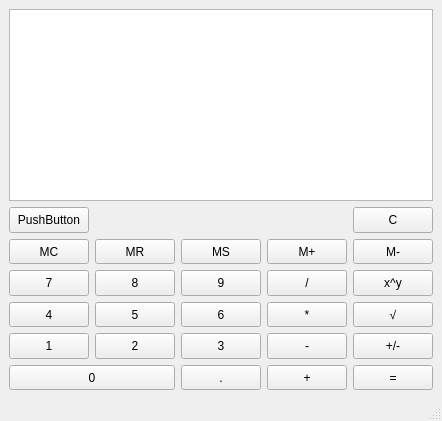
This is calc2.ui in graphenborn/QtCalculator as Qt 5 draws it before an edit. The edited form follows.
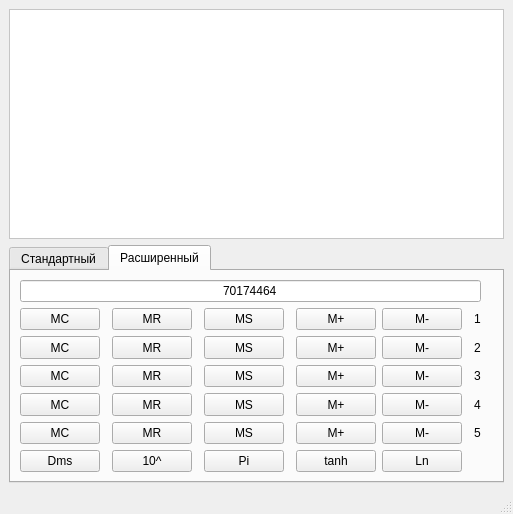
This is the edited form.

```diff
--- a/calc2.ui
+++ b/calc2.ui
@@ -6,358 +6,757 @@
    <rect>
     <x>0</x>
     <y>0</y>
-    <width>417</width>
-    <height>421</height>
+    <width>489</width>
+    <height>514</height>
    </rect>
   </property>
   <property name="windowTitle">
    <string>Калькулятор</string>
   </property>
   <widget class="QWidget" name="centralwidget">
-   <layout class="QGridLayout" name="gridLayout">
-    <item row="4" column="2">
-     <widget class="QPushButton" name="sixButton">
-      <property name="sizePolicy">
-       <sizepolicy hsizetype="Minimum" vsizetype="Expanding">
-        <horstretch>0</horstretch>
-        <verstretch>0</verstretch>
-       </sizepolicy>
+   <layout class="QVBoxLayout" name="verticalLayout">
+    <item>
+     <widget class="QScrollArea" name="scrollArea">
+      <property name="autoFillBackground">
+       <bool>true</bool>
       </property>
-      <property name="text">
-       <string>6</string>
+      <property name="styleSheet">
+       <string notr="true">background-color: rgb(255, 255, 255);</string>
       </property>
-     </widget>
-    </item>
-    <item row="5" column="0">
-     <widget class="QPushButton" name="oneButton">
-      <property name="sizePolicy">
-       <sizepolicy hsizetype="Minimum" vsizetype="Expanding">
-        <horstretch>0</horstretch>
-        <verstretch>0</verstretch>
-       </sizepolicy>
+      <property name="widgetResizable">
+       <bool>true</bool>
       </property>
-      <property name="text">
-       <string>1</string>
-      </property>
+      <widget class="QWidget" name="scrollAreaWidgetContents_2">
+       <property name="geometry">
+        <rect>
+         <x>0</x>
+         <y>0</y>
+         <width>469</width>
+         <height>195</height>
+        </rect>
+       </property>
+       <layout class="QGridLayout" name="gridLayout_3">
+        <item row="0" column="0">
+         <widget class="QLabel" name="label">
+          <property name="minimumSize">
+           <size>
+            <width>0</width>
+            <height>0</height>
+           </size>
+          </property>
+          <property name="font">
+           <font>
+            <bold>true</bold>
+           </font>
+          </property>
+          <property name="layoutDirection">
+           <enum>Qt::LeftToRight</enum>
+          </property>
+          <property name="autoFillBackground">
+           <bool>false</bool>
+          </property>
+          <property name="styleSheet">
+           <string notr="true">background-color: rgb(255, 255, 255);</string>
+          </property>
+          <property name="text">
+           <string/>
+          </property>
+          <property name="alignment">
+           <set>Qt::AlignBottom|Qt::AlignRight|Qt::AlignTrailing</set>
+          </property>
+         </widget>
+        </item>
+       </layout>
+      </widget>
      </widget>
     </item>
-    <item row="5" column="3">
-     <widget class="QPushButton" name="minusButton">
-      <property name="sizePolicy">
-       <sizepolicy hsizetype="Minimum" vsizetype="Expanding">
-        <horstretch>0</horstretch>
-        <verstretch>0</verstretch>
-       </sizepolicy>
+    <item>
+     <widget class="QTabWidget" name="tabWidget">
+      <property name="currentIndex">
+       <number>1</number>
       </property>
-      <property name="text">
-       <string>-</string>
-      </property>
-     </widget>
-    </item>
-    <item row="4" column="3">
-     <widget class="QPushButton" name="multipleButton">
-      <property name="sizePolicy">
-       <sizepolicy hsizetype="Minimum" vsizetype="Expanding">
-        <horstretch>0</horstretch>
-        <verstretch>0</verstretch>
-       </sizepolicy>
-      </property>
-      <property name="text">
-       <string>*</string>
-      </property>
-     </widget>
-    </item>
-    <item row="6" column="4">
-     <widget class="QPushButton" name="equalsButton">
-      <property name="sizePolicy">
-       <sizepolicy hsizetype="Minimum" vsizetype="Expanding">
-        <horstretch>0</horstretch>
-        <verstretch>0</verstretch>
-       </sizepolicy>
-      </property>
-      <property name="text">
-       <string>=</string>
-      </property>
-     </widget>
-    </item>
-    <item row="3" column="4">
-     <widget class="QPushButton" name="raiseButton">
-      <property name="sizePolicy">
-       <sizepolicy hsizetype="Minimum" vsizetype="Expanding">
-        <horstretch>0</horstretch>
-        <verstretch>0</verstretch>
-       </sizepolicy>
-      </property>
-      <property name="text">
-       <string>x^y</string>
-      </property>
-     </widget>
-    </item>
-    <item row="1" column="4">
-     <widget class="QPushButton" name="cButton">
-      <property name="sizePolicy">
-       <sizepolicy hsizetype="Minimum" vsizetype="Expanding">
-        <horstretch>0</horstretch>
-        <verstretch>0</verstretch>
-       </sizepolicy>
-      </property>
-      <property name="text">
-       <string>C</string>
-      </property>
-     </widget>
-    </item>
-    <item row="5" column="2">
-     <widget class="QPushButton" name="threeButton">
-      <property name="sizePolicy">
-       <sizepolicy hsizetype="Minimum" vsizetype="Expanding">
-        <horstretch>0</horstretch>
-        <verstretch>0</verstretch>
-       </sizepolicy>
-      </property>
-      <property name="text">
-       <string>3</string>
-      </property>
-     </widget>
-    </item>
-    <item row="2" column="3">
-     <widget class="QPushButton" name="MPlustButton">
-      <property name="sizePolicy">
-       <sizepolicy hsizetype="Minimum" vsizetype="Expanding">
-        <horstretch>0</horstretch>
-        <verstretch>0</verstretch>
-       </sizepolicy>
-      </property>
-      <property name="text">
-       <string>M+</string>
-      </property>
-     </widget>
-    </item>
-    <item row="6" column="0" colspan="2">
-     <widget class="QPushButton" name="zeroButton">
-      <property name="sizePolicy">
-       <sizepolicy hsizetype="Minimum" vsizetype="Expanding">
-        <horstretch>0</horstretch>
-        <verstretch>0</verstretch>
-       </sizepolicy>
-      </property>
-      <property name="text">
-       <string>0</string>
-      </property>
-     </widget>
-    </item>
-    <item row="2" column="2">
-     <widget class="QPushButton" name="MSButton">
-      <property name="sizePolicy">
-       <sizepolicy hsizetype="Minimum" vsizetype="Expanding">
-        <horstretch>0</horstretch>
-        <verstretch>0</verstretch>
-       </sizepolicy>
-      </property>
-      <property name="text">
-       <string>MS</string>
-      </property>
-     </widget>
-    </item>
-    <item row="5" column="4">
-     <widget class="QPushButton" name="negativeButton">
-      <property name="sizePolicy">
-       <sizepolicy hsizetype="Minimum" vsizetype="Expanding">
-        <horstretch>0</horstretch>
-        <verstretch>0</verstretch>
-       </sizepolicy>
-      </property>
-      <property name="text">
-       <string>+/-</string>
-      </property>
-     </widget>
-    </item>
-    <item row="6" column="3">
-     <widget class="QPushButton" name="plusButton">
-      <property name="sizePolicy">
-       <sizepolicy hsizetype="Minimum" vsizetype="Expanding">
-        <horstretch>0</horstretch>
-        <verstretch>0</verstretch>
-       </sizepolicy>
-      </property>
-      <property name="text">
-       <string>+</string>
-      </property>
-     </widget>
-    </item>
-    <item row="4" column="1">
-     <widget class="QPushButton" name="fiveButton">
-      <property name="sizePolicy">
-       <sizepolicy hsizetype="Minimum" vsizetype="Expanding">
-        <horstretch>0</horstretch>
-        <verstretch>0</verstretch>
-       </sizepolicy>
-      </property>
-      <property name="text">
-       <string>5</string>
-      </property>
-     </widget>
-    </item>
-    <item row="5" column="1">
-     <widget class="QPushButton" name="twoButton">
-      <property name="sizePolicy">
-       <sizepolicy hsizetype="Minimum" vsizetype="Expanding">
-        <horstretch>0</horstretch>
-        <verstretch>0</verstretch>
-       </sizepolicy>
-      </property>
-      <property name="text">
-       <string>2</string>
-      </property>
-     </widget>
-    </item>
-    <item row="6" column="2">
-     <widget class="QPushButton" name="dotButton">
-      <property name="sizePolicy">
-       <sizepolicy hsizetype="Minimum" vsizetype="Expanding">
-        <horstretch>0</horstretch>
-        <verstretch>0</verstretch>
-       </sizepolicy>
-      </property>
-      <property name="text">
-       <string>.</string>
-      </property>
-     </widget>
-    </item>
-    <item row="1" column="0">
-     <widget class="QPushButton" name="menuButton">
-      <property name="sizePolicy">
-       <sizepolicy hsizetype="Minimum" vsizetype="Expanding">
-        <horstretch>0</horstretch>
-        <verstretch>0</verstretch>
-       </sizepolicy>
-      </property>
-      <property name="text">
-       <string>PushButton</string>
-      </property>
-     </widget>
-    </item>
-    <item row="3" column="0">
-     <widget class="QPushButton" name="sevenButton">
-      <property name="sizePolicy">
-       <sizepolicy hsizetype="Minimum" vsizetype="Expanding">
-        <horstretch>0</horstretch>
-        <verstretch>0</verstretch>
-       </sizepolicy>
-      </property>
-      <property name="text">
-       <string>7</string>
-      </property>
-     </widget>
-    </item>
-    <item row="2" column="1">
-     <widget class="QPushButton" name="MRButton">
-      <property name="sizePolicy">
-       <sizepolicy hsizetype="Minimum" vsizetype="Expanding">
-        <horstretch>0</horstretch>
-        <verstretch>0</verstretch>
-       </sizepolicy>
-      </property>
-      <property name="text">
-       <string>MR</string>
-      </property>
-     </widget>
-    </item>
-    <item row="3" column="3">
-     <widget class="QPushButton" name="divisionButton">
-      <property name="sizePolicy">
-       <sizepolicy hsizetype="Minimum" vsizetype="Expanding">
-        <horstretch>0</horstretch>
-        <verstretch>0</verstretch>
-       </sizepolicy>
-      </property>
-      <property name="text">
-       <string>/</string>
-      </property>
-     </widget>
-    </item>
-    <item row="3" column="1">
-     <widget class="QPushButton" name="eightButton">
-      <property name="sizePolicy">
-       <sizepolicy hsizetype="Minimum" vsizetype="Expanding">
-        <horstretch>0</horstretch>
-        <verstretch>0</verstretch>
-       </sizepolicy>
-      </property>
-      <property name="text">
-       <string>8</string>
-      </property>
-     </widget>
-    </item>
-    <item row="2" column="4">
-     <widget class="QPushButton" name="MMinusButton">
-      <property name="sizePolicy">
-       <sizepolicy hsizetype="Minimum" vsizetype="Expanding">
-        <horstretch>0</horstretch>
-        <verstretch>0</verstretch>
-       </sizepolicy>
-      </property>
-      <property name="text">
-       <string>M-</string>
-      </property>
-     </widget>
-    </item>
-    <item row="4" column="4">
-     <widget class="QPushButton" name="sqrtButton">
-      <property name="sizePolicy">
-       <sizepolicy hsizetype="Minimum" vsizetype="Expanding">
-        <horstretch>0</horstretch>
-        <verstretch>0</verstretch>
-       </sizepolicy>
-      </property>
-      <property name="text">
-       <string>√</string>
-      </property>
-     </widget>
-    </item>
-    <item row="3" column="2">
-     <widget class="QPushButton" name="nineButton">
-      <property name="sizePolicy">
-       <sizepolicy hsizetype="Minimum" vsizetype="Expanding">
-        <horstretch>0</horstretch>
-        <verstretch>0</verstretch>
-       </sizepolicy>
-      </property>
-      <property name="text">
-       <string>9</string>
-      </property>
-     </widget>
-    </item>
-    <item row="4" column="0">
-     <widget class="QPushButton" name="fourButton">
-      <property name="sizePolicy">
-       <sizepolicy hsizetype="Minimum" vsizetype="Expanding">
-        <horstretch>0</horstretch>
-        <verstretch>0</verstretch>
-       </sizepolicy>
-      </property>
-      <property name="text">
-       <string>4</string>
-      </property>
-     </widget>
-    </item>
-    <item row="2" column="0">
-     <widget class="QPushButton" name="MCButton">
-      <property name="sizePolicy">
-       <sizepolicy hsizetype="Minimum" vsizetype="Expanding">
-        <horstretch>0</horstretch>
-        <verstretch>0</verstretch>
-       </sizepolicy>
-      </property>
-      <property name="text">
-       <string>MC</string>
-      </property>
-     </widget>
-    </item>
-    <item row="0" column="0" colspan="5">
-     <widget class="QTextEdit" name="textEdit">
-      <property name="readOnly">
-       <bool>true</bool>
-      </property>
+      <widget class="QWidget" name="tab">
+       <attribute name="title">
+        <string>Стандартный</string>
+       </attribute>
+       <layout class="QGridLayout" name="gridLayout_2">
+        <item row="2" column="0">
+         <widget class="QPushButton" name="fourButton">
+          <property name="sizePolicy">
+           <sizepolicy hsizetype="Expanding" vsizetype="Expanding">
+            <horstretch>0</horstretch>
+            <verstretch>0</verstretch>
+           </sizepolicy>
+          </property>
+          <property name="text">
+           <string>4</string>
+          </property>
+         </widget>
+        </item>
+        <item row="1" column="1">
+         <widget class="QPushButton" name="eightButton">
+          <property name="sizePolicy">
+           <sizepolicy hsizetype="Expanding" vsizetype="Expanding">
+            <horstretch>0</horstretch>
+            <verstretch>0</verstretch>
+           </sizepolicy>
+          </property>
+          <property name="text">
+           <string>8</string>
+          </property>
+         </widget>
+        </item>
+        <item row="3" column="1">
+         <widget class="QPushButton" name="twoButton">
+          <property name="sizePolicy">
+           <sizepolicy hsizetype="Expanding" vsizetype="Expanding">
+            <horstretch>0</horstretch>
+            <verstretch>0</verstretch>
+           </sizepolicy>
+          </property>
+          <property name="text">
+           <string>2</string>
+          </property>
+         </widget>
+        </item>
+        <item row="1" column="2">
+         <widget class="QPushButton" name="nineButton">
+          <property name="sizePolicy">
+           <sizepolicy hsizetype="Expanding" vsizetype="Expanding">
+            <horstretch>0</horstretch>
+            <verstretch>0</verstretch>
+           </sizepolicy>
+          </property>
+          <property name="text">
+           <string>9</string>
+          </property>
+         </widget>
+        </item>
+        <item row="2" column="2">
+         <widget class="QPushButton" name="sixButton">
+          <property name="sizePolicy">
+           <sizepolicy hsizetype="Expanding" vsizetype="Expanding">
+            <horstretch>0</horstretch>
+            <verstretch>0</verstretch>
+           </sizepolicy>
+          </property>
+          <property name="text">
+           <string>6</string>
+          </property>
+         </widget>
+        </item>
+        <item row="0" column="4">
+         <widget class="QPushButton" name="cButton">
+          <property name="sizePolicy">
+           <sizepolicy hsizetype="Expanding" vsizetype="Expanding">
+            <horstretch>0</horstretch>
+            <verstretch>0</verstretch>
+           </sizepolicy>
+          </property>
+          <property name="text">
+           <string>C</string>
+          </property>
+         </widget>
+        </item>
+        <item row="2" column="1">
+         <widget class="QPushButton" name="fiveButton">
+          <property name="sizePolicy">
+           <sizepolicy hsizetype="Expanding" vsizetype="Expanding">
+            <horstretch>0</horstretch>
+            <verstretch>0</verstretch>
+           </sizepolicy>
+          </property>
+          <property name="text">
+           <string>5</string>
+          </property>
+         </widget>
+        </item>
+        <item row="1" column="0">
+         <widget class="QPushButton" name="sevenButton">
+          <property name="sizePolicy">
+           <sizepolicy hsizetype="Expanding" vsizetype="Expanding">
+            <horstretch>0</horstretch>
+            <verstretch>0</verstretch>
+           </sizepolicy>
+          </property>
+          <property name="text">
+           <string>7</string>
+          </property>
+         </widget>
+        </item>
+        <item row="3" column="0">
+         <widget class="QPushButton" name="oneButton">
+          <property name="sizePolicy">
+           <sizepolicy hsizetype="Expanding" vsizetype="Expanding">
+            <horstretch>0</horstretch>
+            <verstretch>0</verstretch>
+           </sizepolicy>
+          </property>
+          <property name="text">
+           <string>1</string>
+          </property>
+         </widget>
+        </item>
+        <item row="3" column="3">
+         <widget class="QPushButton" name="minusButton">
+          <property name="sizePolicy">
+           <sizepolicy hsizetype="Expanding" vsizetype="Expanding">
+            <horstretch>0</horstretch>
+            <verstretch>0</verstretch>
+           </sizepolicy>
+          </property>
+          <property name="text">
+           <string>-</string>
+          </property>
+         </widget>
+        </item>
+        <item row="4" column="2">
+         <widget class="QPushButton" name="dotButton">
+          <property name="sizePolicy">
+           <sizepolicy hsizetype="Expanding" vsizetype="Expanding">
+            <horstretch>0</horstretch>
+            <verstretch>0</verstretch>
+           </sizepolicy>
+          </property>
+          <property name="text">
+           <string>.</string>
+          </property>
+         </widget>
+        </item>
+        <item row="4" column="0" colspan="2">
+         <widget class="QPushButton" name="zeroButton">
+          <property name="sizePolicy">
+           <sizepolicy hsizetype="Expanding" vsizetype="Expanding">
+            <horstretch>0</horstretch>
+            <verstretch>0</verstretch>
+           </sizepolicy>
+          </property>
+          <property name="text">
+           <string>0</string>
+          </property>
+         </widget>
+        </item>
+        <item row="3" column="2">
+         <widget class="QPushButton" name="threeButton">
+          <property name="sizePolicy">
+           <sizepolicy hsizetype="Expanding" vsizetype="Expanding">
+            <horstretch>0</horstretch>
+            <verstretch>0</verstretch>
+           </sizepolicy>
+          </property>
+          <property name="text">
+           <string>3</string>
+          </property>
+         </widget>
+        </item>
+        <item row="4" column="4">
+         <widget class="QPushButton" name="equalsButton">
+          <property name="sizePolicy">
+           <sizepolicy hsizetype="Expanding" vsizetype="Expanding">
+            <horstretch>0</horstretch>
+            <verstretch>0</verstretch>
+           </sizepolicy>
+          </property>
+          <property name="text">
+           <string>=</string>
+          </property>
+         </widget>
+        </item>
+        <item row="2" column="3">
+         <widget class="QPushButton" name="multipleButton">
+          <property name="sizePolicy">
+           <sizepolicy hsizetype="Expanding" vsizetype="Expanding">
+            <horstretch>0</horstretch>
+            <verstretch>0</verstretch>
+           </sizepolicy>
+          </property>
+          <property name="text">
+           <string>*</string>
+          </property>
+         </widget>
+        </item>
+        <item row="4" column="3">
+         <widget class="QPushButton" name="plusButton">
+          <property name="sizePolicy">
+           <sizepolicy hsizetype="Expanding" vsizetype="Expanding">
+            <horstretch>0</horstretch>
+            <verstretch>0</verstretch>
+           </sizepolicy>
+          </property>
+          <property name="text">
+           <string>+</string>
+          </property>
+         </widget>
+        </item>
+        <item row="2" column="4">
+         <widget class="QPushButton" name="sqrtButton">
+          <property name="sizePolicy">
+           <sizepolicy hsizetype="Expanding" vsizetype="Expanding">
+            <horstretch>0</horstretch>
+            <verstretch>0</verstretch>
+           </sizepolicy>
+          </property>
+          <property name="text">
+           <string>√</string>
+          </property>
+         </widget>
+        </item>
+        <item row="1" column="4">
+         <widget class="QPushButton" name="raiseButton">
+          <property name="sizePolicy">
+           <sizepolicy hsizetype="Expanding" vsizetype="Expanding">
+            <horstretch>0</horstretch>
+            <verstretch>0</verstretch>
+           </sizepolicy>
+          </property>
+          <property name="text">
+           <string>^</string>
+          </property>
+         </widget>
+        </item>
+        <item row="3" column="4">
+         <widget class="QPushButton" name="negativeButton">
+          <property name="sizePolicy">
+           <sizepolicy hsizetype="Expanding" vsizetype="Expanding">
+            <horstretch>0</horstretch>
+            <verstretch>0</verstretch>
+           </sizepolicy>
+          </property>
+          <property name="text">
+           <string>+/-</string>
+          </property>
+         </widget>
+        </item>
+        <item row="1" column="3">
+         <widget class="QPushButton" name="divisionButton">
+          <property name="sizePolicy">
+           <sizepolicy hsizetype="Expanding" vsizetype="Expanding">
+            <horstretch>0</horstretch>
+            <verstretch>0</verstretch>
+           </sizepolicy>
+          </property>
+          <property name="text">
+           <string>/</string>
+          </property>
+         </widget>
+        </item>
+       </layout>
+      </widget>
+      <widget class="QWidget" name="tab_2">
+       <attribute name="title">
+        <string>Расширенный</string>
+       </attribute>
+       <layout class="QGridLayout" name="gridLayout_4">
+        <item row="3" column="9" colspan="3">
+         <widget class="QLabel" name="label_4">
+          <property name="text">
+           <string>3</string>
+          </property>
+         </widget>
+        </item>
+        <item row="4" column="7">
+         <widget class="QPushButton" name="MMinusButton_4">
+          <property name="sizePolicy">
+           <sizepolicy hsizetype="Expanding" vsizetype="Expanding">
+            <horstretch>0</horstretch>
+            <verstretch>0</verstretch>
+           </sizepolicy>
+          </property>
+          <property name="text">
+           <string>M-</string>
+          </property>
+         </widget>
+        </item>
+        <item row="3" column="6">
+         <widget class="QPushButton" name="MPlustButton_3">
+          <property name="sizePolicy">
+           <sizepolicy hsizetype="Expanding" vsizetype="Expanding">
+            <horstretch>0</horstretch>
+            <verstretch>0</verstretch>
+           </sizepolicy>
+          </property>
+          <property name="text">
+           <string>M+</string>
+          </property>
+         </widget>
+        </item>
+        <item row="3" column="2">
+         <widget class="QPushButton" name="MRButton_3">
+          <property name="sizePolicy">
+           <sizepolicy hsizetype="Expanding" vsizetype="Expanding">
+            <horstretch>0</horstretch>
+            <verstretch>0</verstretch>
+           </sizepolicy>
+          </property>
+          <property name="text">
+           <string>MR</string>
+          </property>
+         </widget>
+        </item>
+        <item row="0" column="0" colspan="10">
+         <widget class="QLineEdit" name="IDEdit">
+          <property name="text">
+           <string>70174464</string>
+          </property>
+          <property name="alignment">
+           <set>Qt::AlignCenter</set>
+          </property>
+          <property name="readOnly">
+           <bool>true</bool>
+          </property>
+         </widget>
+        </item>
+        <item row="5" column="0">
+         <widget class="QPushButton" name="MCButton_5">
+          <property name="sizePolicy">
+           <sizepolicy hsizetype="Expanding" vsizetype="Expanding">
+            <horstretch>0</horstretch>
+            <verstretch>0</verstretch>
+           </sizepolicy>
+          </property>
+          <property name="text">
+           <string>MC</string>
+          </property>
+         </widget>
+        </item>
+        <item row="1" column="0">
+         <widget class="QPushButton" name="MCButton_1">
+          <property name="sizePolicy">
+           <sizepolicy hsizetype="Expanding" vsizetype="Expanding">
+            <horstretch>0</horstretch>
+            <verstretch>0</verstretch>
+           </sizepolicy>
+          </property>
+          <property name="text">
+           <string>MC</string>
+          </property>
+         </widget>
+        </item>
+        <item row="1" column="6">
+         <widget class="QPushButton" name="MPlustButton_1">
+          <property name="sizePolicy">
+           <sizepolicy hsizetype="Expanding" vsizetype="Expanding">
+            <horstretch>0</horstretch>
+            <verstretch>0</verstretch>
+           </sizepolicy>
+          </property>
+          <property name="text">
+           <string>M+</string>
+          </property>
+         </widget>
+        </item>
+        <item row="2" column="6">
+         <widget class="QPushButton" name="MPlustButton_2">
+          <property name="sizePolicy">
+           <sizepolicy hsizetype="Expanding" vsizetype="Expanding">
+            <horstretch>0</horstretch>
+            <verstretch>0</verstretch>
+           </sizepolicy>
+          </property>
+          <property name="text">
+           <string>M+</string>
+          </property>
+         </widget>
+        </item>
+        <item row="1" column="7">
+         <widget class="QPushButton" name="MMinusButton_1">
+          <property name="sizePolicy">
+           <sizepolicy hsizetype="Expanding" vsizetype="Expanding">
+            <horstretch>0</horstretch>
+            <verstretch>0</verstretch>
+           </sizepolicy>
+          </property>
+          <property name="text">
+           <string>M-</string>
+          </property>
+         </widget>
+        </item>
+        <item row="1" column="9">
+         <widget class="QLabel" name="label_2">
+          <property name="text">
+           <string>1</string>
+          </property>
+         </widget>
+        </item>
+        <item row="5" column="9" colspan="3">
+         <widget class="QLabel" name="label_6">
+          <property name="text">
+           <string>5</string>
+          </property>
+         </widget>
+        </item>
+        <item row="3" column="0">
+         <widget class="QPushButton" name="MCButton_3">
+          <property name="sizePolicy">
+           <sizepolicy hsizetype="Expanding" vsizetype="Expanding">
+            <horstretch>0</horstretch>
+            <verstretch>0</verstretch>
+           </sizepolicy>
+          </property>
+          <property name="text">
+           <string>MC</string>
+          </property>
+         </widget>
+        </item>
+        <item row="5" column="4">
+         <widget class="QPushButton" name="MSButton_5">
+          <property name="sizePolicy">
+           <sizepolicy hsizetype="Expanding" vsizetype="Expanding">
+            <horstretch>0</horstretch>
+            <verstretch>0</verstretch>
+           </sizepolicy>
+          </property>
+          <property name="text">
+           <string>MS</string>
+          </property>
+         </widget>
+        </item>
+        <item row="4" column="6">
+         <widget class="QPushButton" name="MPlustButton_4">
+          <property name="sizePolicy">
+           <sizepolicy hsizetype="Expanding" vsizetype="Expanding">
+            <horstretch>0</horstretch>
+            <verstretch>0</verstretch>
+           </sizepolicy>
+          </property>
+          <property name="text">
+           <string>M+</string>
+          </property>
+         </widget>
+        </item>
+        <item row="5" column="6">
+         <widget class="QPushButton" name="MPlustButton_5">
+          <property name="sizePolicy">
+           <sizepolicy hsizetype="Expanding" vsizetype="Expanding">
+            <horstretch>0</horstretch>
+            <verstretch>0</verstretch>
+           </sizepolicy>
+          </property>
+          <property name="text">
+           <string>M+</string>
+          </property>
+         </widget>
+        </item>
+        <item row="2" column="2">
+         <widget class="QPushButton" name="MRButton_2">
+          <property name="sizePolicy">
+           <sizepolicy hsizetype="Expanding" vsizetype="Expanding">
+            <horstretch>0</horstretch>
+            <verstretch>0</verstretch>
+           </sizepolicy>
+          </property>
+          <property name="text">
+           <string>MR</string>
+          </property>
+         </widget>
+        </item>
+        <item row="4" column="4">
+         <widget class="QPushButton" name="MSButton_4">
+          <property name="sizePolicy">
+           <sizepolicy hsizetype="Expanding" vsizetype="Expanding">
+            <horstretch>0</horstretch>
+            <verstretch>0</verstretch>
+           </sizepolicy>
+          </property>
+          <property name="text">
+           <string>MS</string>
+          </property>
+         </widget>
+        </item>
+        <item row="5" column="7">
+         <widget class="QPushButton" name="MMinusButton_5">
+          <property name="sizePolicy">
+           <sizepolicy hsizetype="Expanding" vsizetype="Expanding">
+            <horstretch>0</horstretch>
+            <verstretch>0</verstretch>
+           </sizepolicy>
+          </property>
+          <property name="text">
+           <string>M-</string>
+          </property>
+         </widget>
+        </item>
+        <item row="2" column="0">
+         <widget class="QPushButton" name="MCButton_2">
+          <property name="sizePolicy">
+           <sizepolicy hsizetype="Expanding" vsizetype="Expanding">
+            <horstretch>0</horstretch>
+            <verstretch>0</verstretch>
+           </sizepolicy>
+          </property>
+          <property name="text">
+           <string>MC</string>
+          </property>
+         </widget>
+        </item>
+        <item row="5" column="2">
+         <widget class="QPushButton" name="MRButton_5">
+          <property name="sizePolicy">
+           <sizepolicy hsizetype="Expanding" vsizetype="Expanding">
+            <horstretch>0</horstretch>
+            <verstretch>0</verstretch>
+           </sizepolicy>
+          </property>
+          <property name="text">
+           <string>MR</string>
+          </property>
+         </widget>
+        </item>
+        <item row="4" column="2">
+         <widget class="QPushButton" name="MRButton_4">
+          <property name="sizePolicy">
+           <sizepolicy hsizetype="Expanding" vsizetype="Expanding">
+            <horstretch>0</horstretch>
+            <verstretch>0</verstretch>
+           </sizepolicy>
+          </property>
+          <property name="text">
+           <string>MR</string>
+          </property>
+         </widget>
+        </item>
+        <item row="4" column="0">
+         <widget class="QPushButton" name="MCButton_4">
+          <property name="sizePolicy">
+           <sizepolicy hsizetype="Expanding" vsizetype="Expanding">
+            <horstretch>0</horstretch>
+            <verstretch>0</verstretch>
+           </sizepolicy>
+          </property>
+          <property name="text">
+           <string>MC</string>
+          </property>
+         </widget>
+        </item>
+        <item row="4" column="9" colspan="3">
+         <widget class="QLabel" name="label_5">
+          <property name="text">
+           <string>4</string>
+          </property>
+         </widget>
+        </item>
+        <item row="2" column="7">
+         <widget class="QPushButton" name="MMinusButton_2">
+          <property name="sizePolicy">
+           <sizepolicy hsizetype="Expanding" vsizetype="Expanding">
+            <horstretch>0</horstretch>
+            <verstretch>0</verstretch>
+           </sizepolicy>
+          </property>
+          <property name="text">
+           <string>M-</string>
+          </property>
+         </widget>
+        </item>
+        <item row="1" column="2">
+         <widget class="QPushButton" name="MRButton_1">
+          <property name="sizePolicy">
+           <sizepolicy hsizetype="Expanding" vsizetype="Expanding">
+            <horstretch>0</horstretch>
+            <verstretch>0</verstretch>
+           </sizepolicy>
+          </property>
+          <property name="text">
+           <string>MR</string>
+          </property>
+         </widget>
+        </item>
+        <item row="3" column="4">
+         <widget class="QPushButton" name="MSButton_3">
+          <property name="sizePolicy">
+           <sizepolicy hsizetype="Expanding" vsizetype="Expanding">
+            <horstretch>0</horstretch>
+            <verstretch>0</verstretch>
+           </sizepolicy>
+          </property>
+          <property name="text">
+           <string>MS</string>
+          </property>
+         </widget>
+        </item>
+        <item row="1" column="4">
+         <widget class="QPushButton" name="MSButton_1">
+          <property name="sizePolicy">
+           <sizepolicy hsizetype="Expanding" vsizetype="Expanding">
+            <horstretch>0</horstretch>
+            <verstretch>0</verstretch>
+           </sizepolicy>
+          </property>
+          <property name="text">
+           <string>MS</string>
+          </property>
+         </widget>
+        </item>
+        <item row="3" column="7">
+         <widget class="QPushButton" name="MMinusButton_3">
+          <property name="sizePolicy">
+           <sizepolicy hsizetype="Expanding" vsizetype="Expanding">
+            <horstretch>0</horstretch>
+            <verstretch>0</verstretch>
+           </sizepolicy>
+          </property>
+          <property name="text">
+           <string>M-</string>
+          </property>
+         </widget>
+        </item>
+        <item row="2" column="4">
+         <widget class="QPushButton" name="MSButton_2">
+          <property name="sizePolicy">
+           <sizepolicy hsizetype="Expanding" vsizetype="Expanding">
+            <horstretch>0</horstretch>
+            <verstretch>0</verstretch>
+           </sizepolicy>
+          </property>
+          <property name="text">
+           <string>MS</string>
+          </property>
+         </widget>
+        </item>
+        <item row="2" column="9">
+         <widget class="QLabel" name="label_3">
+          <property name="text">
+           <string>2</string>
+          </property>
+         </widget>
+        </item>
+        <item row="6" column="0">
+         <widget class="QPushButton" name="DmsButton">
+          <property name="text">
+           <string>Dms</string>
+          </property>
+         </widget>
+        </item>
+        <item row="6" column="2">
+         <widget class="QPushButton" name="tenRaiseButton">
+          <property name="text">
+           <string>10^</string>
+          </property>
+         </widget>
+        </item>
+        <item row="6" column="4">
+         <widget class="QPushButton" name="PiButton">
+          <property name="text">
+           <string>Pi</string>
+          </property>
+         </widget>
+        </item>
+        <item row="6" column="6">
+         <widget class="QPushButton" name="tanhButton">
+          <property name="text">
+           <string>tanh</string>
+          </property>
+         </widget>
+        </item>
+        <item row="6" column="7">
+         <widget class="QPushButton" name="LnButton">
+          <property name="text">
+           <string>Ln</string>
+          </property>
+         </widget>
+        </item>
+       </layout>
+      </widget>
      </widget>
     </item>
    </layout>
```
Left out of the diff: 2 changed lines with no effect on the pictures.
